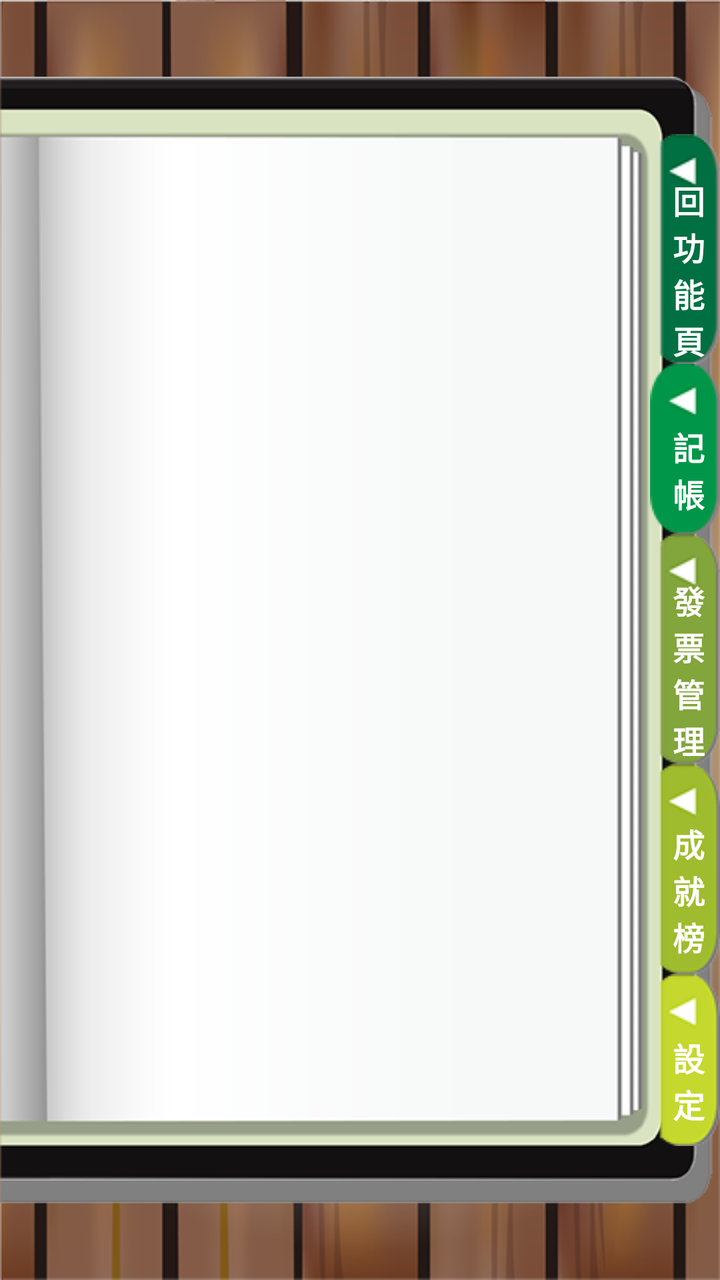
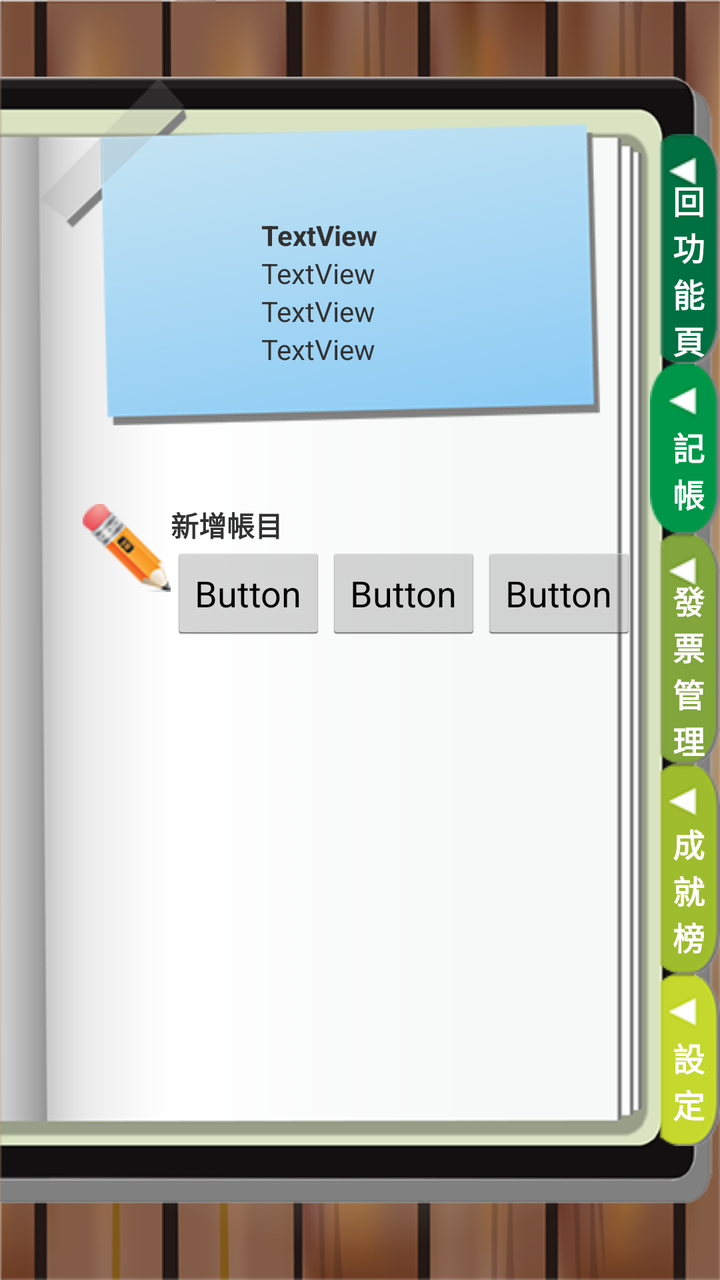

The first picture is an Android layout as it rendered before a commit; the second is the same layout after the commit. The layout source and the unified diff follow.
<!-- AndroidManifest.xml: application theme AppTheme -->
<!-- res/layout/activity_accounts.xml -->
<RelativeLayout xmlns:android="http://schemas.android.com/apk/res/android"
    xmlns:tools="http://schemas.android.com/tools"
    android:layout_width="match_parent"
    android:layout_height="match_parent"
    android:background="@drawable/bg_wood"
    tools:context=".MainActivity" >

    <ImageView
        android:id="@+id/imageView1"
        android:layout_width="match_parent"
        android:layout_height="match_parent"
        android:layout_alignParentLeft="true"
        android:src="@drawable/bg_book" />

    <LinearLayout
        android:layout_width="match_parent"
        android:layout_height="wrap_content"
        android:layout_centerInParent="true"
        android:gravity="right"
        android:orientation="vertical" >

        <RelativeLayout
            android:layout_width="wrap_content"
            android:layout_height="wrap_content" >

            <ImageButton
                android:id="@+id/imageButton1"
                android:layout_width="wrap_content"
                android:layout_height="wrap_content"
                android:background="@color/transparent"
                android:src="@drawable/btn_backfunc" />

            <TextView
                android:id="@+id/textView1"
                android:layout_width="wrap_content"
                android:layout_height="wrap_content"
                android:layout_centerInParent="true"
                android:text="\n 回\n 功\n 能\n 頁"
                android:textColor="#ffffff"
                android:textSize="16sp"
                android:textStyle="bold"
                android:visibility="visible" />

        </RelativeLayout>

        <RelativeLayout
            android:layout_width="wrap_content"
            android:layout_height="wrap_content" >

            <ImageButton
                android:id="@+id/imageButton2"
                android:layout_width="wrap_content"
                android:layout_height="wrap_content"
                android:background="@color/transparent"
                android:src="@drawable/main_account" />

            <TextView
                android:id="@+id/textView2"
                android:layout_width="wrap_content"
                android:layout_height="wrap_content"
                android:layout_centerInParent="true"
                android:text="\n 記\n 帳"
                android:textColor="#ffffff"
                android:textSize="16sp"
                android:textStyle="bold"
                android:visibility="visible" />

        </RelativeLayout>

        <RelativeLayout
            android:layout_width="wrap_content"
            android:layout_height="wrap_content" >

            <ImageButton
                android:id="@+id/imageButton3"
                android:layout_width="wrap_content"
                android:layout_height="wrap_content"
                android:background="@color/transparent"
                android:src="@drawable/btn_manager" />

            <TextView
                android:id="@+id/textView3"
                android:layout_width="wrap_content"
                android:layout_height="wrap_content"
                android:layout_centerInParent="true"
                android:text="\n 發\n 票\n 管\n 理"
                android:textColor="#ffffff"
                android:textSize="16sp"
                android:textStyle="bold"
                android:visibility="visible" />

        </RelativeLayout>

        <RelativeLayout
            android:layout_width="wrap_content"
            android:layout_height="wrap_content" >

            <ImageButton
                android:id="@+id/imageButton4"
                android:layout_width="wrap_content"
                android:layout_height="wrap_content"
                android:background="@color/transparent"
                android:src="@drawable/btn_social" />

            <TextView
                android:id="@+id/textView4"
                android:layout_width="wrap_content"
                android:layout_height="wrap_content"
                android:layout_centerInParent="true"
                android:text="\n 成\n 就\n 榜"
                android:textColor="#ffffff"
                android:textSize="16sp"
                android:textStyle="bold"
                android:visibility="visible" />

        </RelativeLayout>

        <RelativeLayout
            android:layout_width="wrap_content"
            android:layout_height="wrap_content" >

            <ImageButton
                android:id="@+id/imageButton5"
                android:layout_width="wrap_content"
                android:layout_height="wrap_content"
                android:background="@color/transparent"
                android:src="@drawable/btn_setting" />

            <TextView
                android:id="@+id/textView5"
                android:layout_width="wrap_content"
                android:layout_height="wrap_content"
                android:layout_centerInParent="true"
                android:text="\n 設\n 定"
                android:textColor="#ffffff"
                android:textSize="16sp"
                android:textStyle="bold"
                android:visibility="visible" />

        </RelativeLayout>

    </LinearLayout>

</RelativeLayout>
<!-- resources referenced by this layout -->
<resources>
  <color name="transparent">#00000000</color>
  <!-- drawable bg_book: png bitmap (drawable-mdpi, 14514 bytes) -->
  <!-- drawable bg_wood: png bitmap (drawable-mdpi, 216225 bytes) -->
  <!-- drawable btn_backfunc: png bitmap (drawable-mdpi, 4521 bytes) -->
  <!-- drawable btn_manager: png bitmap (drawable-mdpi, 4517 bytes) -->
  <!-- drawable btn_setting: png bitmap (drawable-mdpi, 4490 bytes) -->
  <!-- drawable btn_social: png bitmap (drawable-mdpi, 4511 bytes) -->
  <!-- drawable main_account: png bitmap (drawable-mdpi, 4217 bytes) -->
  <style name="AppTheme" parent="AppBaseTheme">
          
      </style>
  <style name="AppBaseTheme" parent="android:Theme.Light">
  	    <item name="android:windowNoTitle">true</item>
          
      </style>
</resources>

<!-- the commit's change to res/layout/activity_accounts.xml (unified diff, before → after) -->
@@ -14,6 +14,112 @@
 
     <LinearLayout
         android:layout_width="match_parent"
+        android:layout_height="match_parent"
+        android:orientation="vertical" >
+
+        <RelativeLayout
+            android:layout_width="match_parent"
+            android:layout_height="wrap_content" >
+
+            <ImageView
+                android:id="@+id/imageView2"
+                android:layout_width="wrap_content"
+                android:layout_height="wrap_content"
+                android:layout_margin="20dp"
+                android:paddingRight="40dp"
+                android:src="@drawable/account_bg" />
+
+            <LinearLayout
+                android:layout_width="wrap_content"
+                android:layout_height="wrap_content"
+                android:layout_centerInParent="true"
+                android:orientation="vertical"
+                android:paddingTop="40dp" >
+
+                <TextView
+                    android:id="@+id/textView6"
+                    android:layout_width="wrap_content"
+                    android:layout_height="wrap_content"
+                    android:paddingRight="40dp"
+                    android:text="TextView"
+                    android:textStyle="bold" />
+
+                <TextView
+                    android:id="@+id/textView7"
+                    android:layout_width="wrap_content"
+                    android:layout_height="wrap_content"
+                    android:text="TextView" />
+
+                <TextView
+                    android:id="@+id/textView8"
+                    android:layout_width="wrap_content"
+                    android:layout_height="wrap_content"
+                    android:text="TextView" />
+
+                <TextView
+                    android:id="@+id/textView9"
+                    android:layout_width="wrap_content"
+                    android:layout_height="wrap_content"
+                    android:text="TextView" />
+            </LinearLayout>
+        </RelativeLayout>
+
+        <LinearLayout
+            android:layout_width="wrap_content"
+            android:layout_height="wrap_content"
+            android:layout_gravity="center_horizontal" >
+
+            <ImageView
+                android:id="@+id/imageView3"
+                android:layout_width="wrap_content"
+                android:layout_height="wrap_content"
+                android:src="@drawable/account_pen" />
+
+            <LinearLayout
+                android:layout_width="wrap_content"
+                android:layout_height="wrap_content"
+                android:orientation="vertical" >
+
+                <TextView
+                    android:id="@+id/textView10"
+                    android:layout_width="wrap_content"
+                    android:layout_height="wrap_content"
+                    android:text="新增帳目"
+                    android:textSize="14sp"
+                    android:textStyle="bold" />
+
+                <LinearLayout
+                    android:layout_width="wrap_content"
+                    android:layout_height="wrap_content" >
+
+                    <Button
+                        android:id="@+id/button1"
+                        android:layout_width="wrap_content"
+                        android:layout_height="wrap_content"
+                        android:text="Button" />
+
+                    <Button
+                        android:id="@+id/button2"
+                        android:layout_width="wrap_content"
+                        android:layout_height="wrap_content"
+                        android:text="Button" />
+
+                    <Button
+                        android:id="@+id/button3"
+                        android:layout_width="wrap_content"
+                        android:layout_height="wrap_content"
+                        android:text="Button" />
+
+                </LinearLayout>
+
+            </LinearLayout>
+
+        </LinearLayout>
+
+    </LinearLayout>
+
+    <LinearLayout
+        android:layout_width="match_parent"
         android:layout_height="wrap_content"
         android:layout_centerInParent="true"
         android:gravity="right"
<!-- resource entries referenced after the edit -->
@@ -1,6 +1,8 @@
 <!-- resources referenced by this layout -->
 <resources>
   <color name="transparent">#00000000</color>
+  <!-- drawable account_bg: png bitmap (drawable-mdpi, 14366 bytes) -->
+  <!-- drawable account_pen: png bitmap (drawable-mdpi, 5863 bytes) -->
   <!-- drawable bg_book: png bitmap (drawable-mdpi, 14514 bytes) -->
   <!-- drawable bg_wood: png bitmap (drawable-mdpi, 216225 bytes) -->
   <!-- drawable btn_backfunc: png bitmap (drawable-mdpi, 4521 bytes) -->
